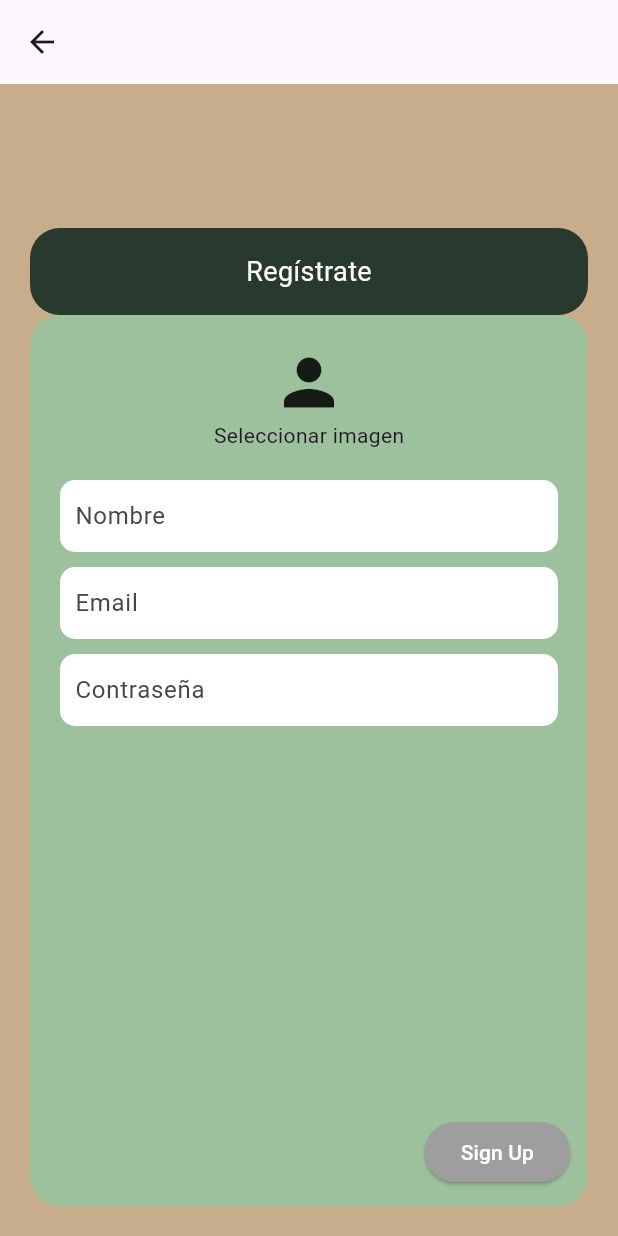
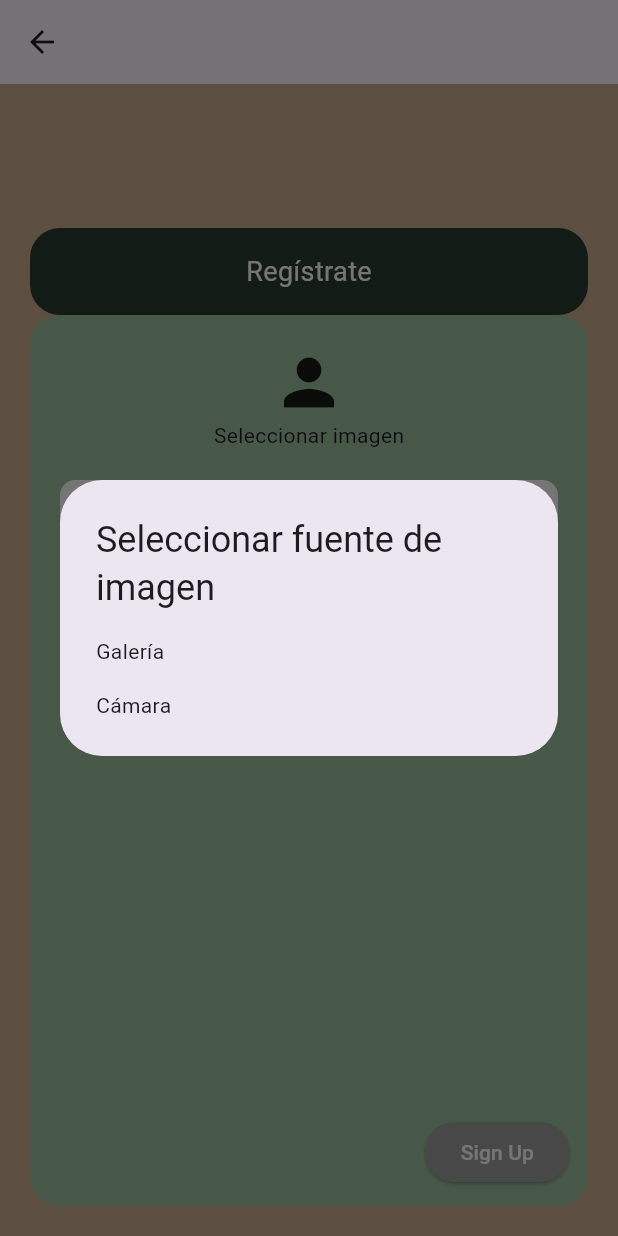
Before and after one commit to almagpm/detail_movie, a Flutter app: the SignUp screen opened by its route, after a tap on "Seleccionar imagen", on a phone screen of 412 x 824 dp. Run offline on Flutter 3.47's test engine with Material 3 defaults, Android fonts, the phone set to English and light mode, and no system bars; our stand-ins replace email_validator, flutter_signin_button, image_picker, sqflite; missing offline and left inert: day_night_switcher, splash_view; accounts and stored records are empty.

Commit message:
Cambios realizados para tarea 2

```diff
--- a/lib/screens/signup_screen.dart
+++ b/lib/screens/signup_screen.dart
@@ -20,13 +20,45 @@ class ImageSelector extends StatefulWidget {
 class _ImageSelectorState extends State<ImageSelector> {
   XFile? _image;
 
-  Future<void> _getImage() async {
+  Future<void> _getImage(ImageSource source) async {
     final ImagePicker _picker = ImagePicker();
-    final XFile? image = await _picker.pickImage(source: ImageSource.gallery);
+    final XFile? image = await _picker.pickImage(source: source);
 
     setState(() {
       _image = image;
     });
+  }
+
+  Future<void> _selectImage() async {
+    showDialog(
+      context: context,
+      builder: (BuildContext context) {
+        return AlertDialog(
+          title: Text("Seleccionar fuente de imagen"),
+          content: SingleChildScrollView(
+            child: ListBody(
+              children: [
+                GestureDetector(
+                  child: Text("Galería"),
+                  onTap: () {
+                    _getImage(ImageSource.gallery);
+                    Navigator.of(context).pop();
+                  },
+                ),
+                Padding(padding: EdgeInsets.all(8.0)),
+                GestureDetector(
+                  child: Text("Cámara"),
+                  onTap: () {
+                    _getImage(ImageSource.camera);
+                    Navigator.of(context).pop();
+                  },
+                ),
+              ],
+            ),
+          ),
+        );
+      },
+    );
   }
 
   @override
@@ -36,7 +68,7 @@ class _ImageSelectorState extends State<ImageSelector> {
         Container(
           child: _image == null
               ? InkWell(
-                  onTap: _getImage,
+                  onTap: _selectImage,
                   child: Column(
                     mainAxisAlignment: MainAxisAlignment.center,
                     children: [
@@ -49,13 +81,13 @@ class _ImageSelectorState extends State<ImageSelector> {
                   alignment: Alignment.center,
                   children: [
                     CircleAvatar(
-                      radius:  50,
+                      radius: 50,
                       backgroundImage: FileImage(File(_image!.path)),
                     ),
                     Positioned(
                       bottom: 0,
                       child: IconButton(
-                        onPressed: _getImage,
+                        onPressed: _selectImage,
                         icon: Icon(Icons.edit),
                       ),
                     ),
```
